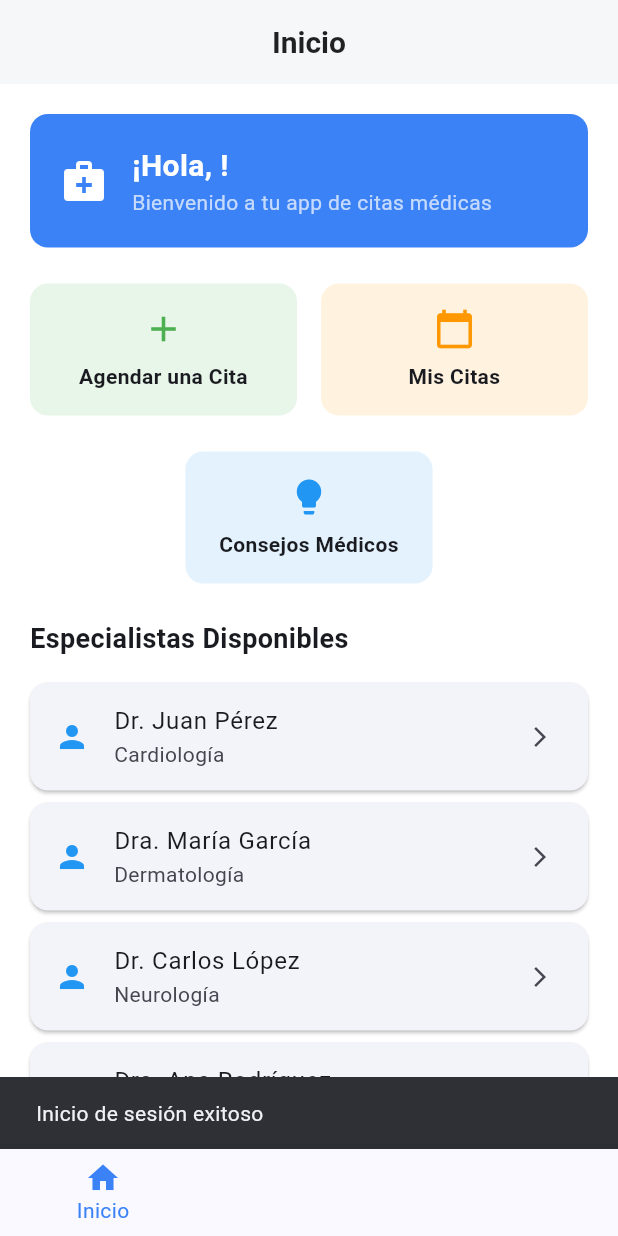
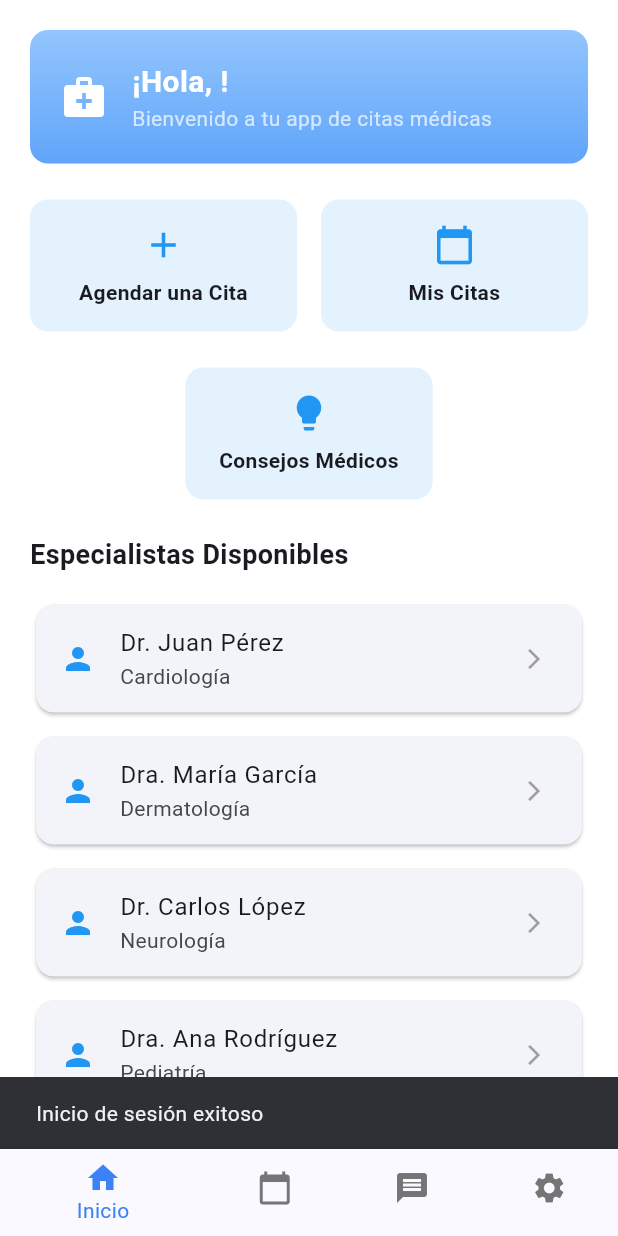
Before and after one commit to BettaLR/Doctor-appointment-app, a Flutter app: the screen it shows once a user with an empty profile is signed in, on a phone screen of 412 x 824 dp. Run offline on Flutter 3.47's test engine with Material 3 defaults, Android fonts, the phone set to English and light mode, and no system bars; our stand-ins replace cloud_firestore, equatable, firebase_auth, firebase_core, flutter_bloc; accounts and stored records are empty; Roboto replaces fonts that are missing (Poppins).

Commit message:
Improvements in design

```diff
--- a/lib/main.dart
+++ b/lib/main.dart
@@ -80,8 +80,10 @@ class MyApp extends StatelessWidget {
             ),
           ),
         ),
+        initialRoute: '/login',
         routes: {
           '/login': (context) => const LoginPage(),
+          '/home': (context) => const NavigationScreen(),
           '/register': (context) => const RegisterScreen(),
           '/appointments': (context) => const AppointmentsScreen(),
           '/new_appointment': (context) => const NewAppointmentScreen(),
@@ -93,15 +95,6 @@ class MyApp extends StatelessWidget {
           '/privacy': (context) => const PrivacyScreen(),
           '/about': (context) => const AboutScreen(),
         },
-        home: BlocBuilder<AuthBloc, AuthState>(
-          builder: (context, state) {
-            if (state is AuthAuthenticated) {
-              return const NavigationScreen();
-            } else {
-              return const LoginPage();
-            }
-          },
-        ),
       ),
     );
   }
--- a/lib/screens/appointments_screen.dart
+++ b/lib/screens/appointments_screen.dart
@@ -52,9 +52,12 @@ class AppointmentsScreen extends StatelessWidget {
             itemCount: appointments.length,
             itemBuilder: (context, index) {
               final appointment = appointments[index];
-              return ListTile(
+              return Card(
+                margin: const EdgeInsets.symmetric(horizontal: 16, vertical: 8),
+                child: ListTile(
                   title: Text(
                     '${appointment.doctorName} - ${appointment.specialty}',
+                    style: const TextStyle(fontWeight: FontWeight.bold),
                   ),
                   subtitle: Column(
                     crossAxisAlignment: CrossAxisAlignment.start,
@@ -91,7 +94,8 @@ class AppointmentsScreen extends StatelessWidget {
                               ),
                               actions: [
                                 TextButton(
-                                onPressed: () => Navigator.pop(context, false),
+                                  onPressed: () =>
+                                      Navigator.pop(context, false),
                                   child: const Text('Cancelar'),
                                 ),
                                 TextButton(
@@ -114,6 +118,7 @@ class AppointmentsScreen extends StatelessWidget {
                       ),
                     ],
                   ),
+                ),
               );
             },
           );
--- a/lib/screens/home_screen.dart
+++ b/lib/screens/home_screen.dart
@@ -17,14 +17,35 @@ class HomePage extends StatefulWidget {
   State<HomePage> createState() => _HomePageState();
 }
 
-class _HomePageState extends State<HomePage> {
+class _HomePageState extends State<HomePage>
+    with SingleTickerProviderStateMixin {
   String? _userName;
+  bool _isHoveringNewAppointment = false;
+  bool _isHoveringMyAppointments = false;
+  bool _isHoveringMedicalTips = false;
+  int? _hoveredDoctorIndex;
+  late AnimationController _animationController;
+  late Animation<double> _fadeAnimation;
 
   @override
   void initState() {
     super.initState();
+    _animationController = AnimationController(
+      duration: const Duration(milliseconds: 1000),
+      vsync: this,
+    );
+    _fadeAnimation = Tween<double>(begin: 0.0, end: 1.0).animate(
+      CurvedAnimation(parent: _animationController, curve: Curves.easeIn),
+    );
+    _animationController.forward();
     _loadUserName();
     _doctorsStream = DatabaseService().getDoctors();
+  }
+
+  @override
+  void dispose() {
+    _animationController.dispose();
+    super.dispose();
   }
 
   Future<void> _loadUserName() async {
@@ -59,13 +80,9 @@ class _HomePageState extends State<HomePage> {
       },
       child: Scaffold(
         backgroundColor: Colors.white,
-        appBar: AppBar(
-          title: const Text("Inicio"),
-          backgroundColor: Colors.white,
-          elevation: 1,
-          foregroundColor: Colors.black87,
-        ),
-        body: SingleChildScrollView(
+        body: FadeTransition(
+          opacity: _fadeAnimation,
+          child: SingleChildScrollView(
             padding: const EdgeInsets.all(20.0),
             child: Column(
               crossAxisAlignment: CrossAxisAlignment.start,
@@ -75,7 +92,11 @@ class _HomePageState extends State<HomePage> {
                   width: double.infinity,
                   padding: const EdgeInsets.all(20),
                   decoration: BoxDecoration(
-                  color: const Color(0xFF3B82F6),
+                    gradient: const LinearGradient(
+                      colors: [Color(0xFF93C5FD), Color(0xFF60A5FA)],
+                      begin: Alignment.topCenter,
+                      end: Alignment.bottomCenter,
+                    ),
                     borderRadius: BorderRadius.circular(12),
                   ),
                   child: Row(
@@ -117,19 +138,36 @@ class _HomePageState extends State<HomePage> {
                 Row(
                 children: [
                   Expanded(
-                    child: GestureDetector(
+                    child: MouseRegion(
+                      onEnter: (_) =>
+                          setState(() => _isHoveringNewAppointment = true),
+                      onExit: (_) =>
+                          setState(() => _isHoveringNewAppointment = false),
+                      child: InkWell(
                         onTap: () {
                           Navigator.pushNamed(context, '/new_appointment');
                         },
-                      child: Container(
+                        child: AnimatedContainer(
+                          duration: const Duration(milliseconds: 200),
                           padding: const EdgeInsets.all(16),
                           decoration: BoxDecoration(
-                          color: Colors.green[50],
+                            color: _isHoveringNewAppointment
+                                ? Colors.blue[100]
+                                : Colors.blue[50],
                             borderRadius: BorderRadius.circular(12),
+                            boxShadow: _isHoveringNewAppointment
+                                ? [
+                                    const BoxShadow(
+                                      color: Colors.blue,
+                                      blurRadius: 8,
+                                      spreadRadius: 1,
+                                    ),
+                                  ]
+                                : [],
                           ),
                           child: const Column(
                             children: [
-                            Icon(Icons.add, color: Colors.green, size: 28),
+                              Icon(Icons.add, color: Colors.blue, size: 28),
                               SizedBox(height: 8),
                               Text(
                                 "Agendar una Cita",
@@ -144,23 +182,41 @@ class _HomePageState extends State<HomePage> {
                         ),
                       ),
                     ),
+                  ),
                   const SizedBox(width: 16),
                   Expanded(
-                    child: GestureDetector(
+                    child: MouseRegion(
+                      onEnter: (_) =>
+                          setState(() => _isHoveringMyAppointments = true),
+                      onExit: (_) =>
+                          setState(() => _isHoveringMyAppointments = false),
+                      child: InkWell(
                         onTap: () {
                           Navigator.pushNamed(context, '/appointments');
                         },
-                      child: Container(
+                        child: AnimatedContainer(
+                          duration: const Duration(milliseconds: 200),
                           padding: const EdgeInsets.all(16),
                           decoration: BoxDecoration(
-                          color: Colors.orange[50],
+                            color: _isHoveringMyAppointments
+                                ? Colors.blue[100]
+                                : Colors.blue[50],
                             borderRadius: BorderRadius.circular(12),
+                            boxShadow: _isHoveringMyAppointments
+                                ? [
+                                    const BoxShadow(
+                                      color: Colors.blue,
+                                      blurRadius: 8,
+                                      spreadRadius: 1,
+                                    ),
+                                  ]
+                                : [],
                           ),
                           child: const Column(
                             children: [
                               Icon(
                                 Icons.calendar_today,
-                              color: Colors.orange,
+                                color: Colors.blue,
                                 size: 28,
                               ),
                               SizedBox(height: 8),
@@ -177,22 +233,38 @@ class _HomePageState extends State<HomePage> {
                         ),
                       ),
                     ),
+                  ),
                 ],
               ),
               const SizedBox(height: 24),
               Center(
-                child: GestureDetector(
+                child: MouseRegion(
+                  onEnter: (_) => setState(() => _isHoveringMedicalTips = true),
+                  onExit: (_) => setState(() => _isHoveringMedicalTips = false),
+                  child: InkWell(
                     onTap: () {
                       Navigator.pushNamed(context, '/medical_tips');
                     },
-                  child: Container(
+                    child: AnimatedContainer(
+                      duration: const Duration(milliseconds: 200),
                       width:
                           MediaQuery.of(context).size.width *
                           0.4, // 40% of screen width
                       padding: const EdgeInsets.all(16),
                       decoration: BoxDecoration(
-                      color: Colors.blue[50],
+                        color: _isHoveringMedicalTips
+                            ? Colors.blue[100]
+                            : Colors.blue[50],
                         borderRadius: BorderRadius.circular(12),
+                        boxShadow: _isHoveringMedicalTips
+                            ? [
+                                const BoxShadow(
+                                  color: Colors.blue,
+                                  blurRadius: 8,
+                                  spreadRadius: 1,
+                                ),
+                              ]
+                            : [],
                       ),
                       child: const Column(
                         children: [
@@ -207,6 +279,7 @@ class _HomePageState extends State<HomePage> {
                             textAlign: TextAlign.center,
                           ),
                         ],
+                      ),
                     ),
                   ),
                 ),
@@ -239,15 +312,45 @@ class _HomePageState extends State<HomePage> {
                     itemCount: doctors.length,
                     itemBuilder: (context, index) {
                       final doctor = doctors[index];
-                      return Card(
+                      final isHovered = _hoveredDoctorIndex == index;
+                      return MouseRegion(
+                        onEnter: (_) =>
+                            setState(() => _hoveredDoctorIndex = index),
+                        onExit: (_) =>
+                            setState(() => _hoveredDoctorIndex = null),
+                        child: AnimatedContainer(
+                          duration: const Duration(milliseconds: 200),
                           margin: const EdgeInsets.only(bottom: 8),
+                          decoration: BoxDecoration(
+                            borderRadius: BorderRadius.circular(8),
+                            boxShadow: isHovered
+                                ? [
+                                    const BoxShadow(
+                                      color: Colors.blue,
+                                      blurRadius: 8,
+                                      spreadRadius: 1,
+                                      offset: Offset(0, 2),
+                                    ),
+                                  ]
+                                : [],
+                          ),
+                          child: Card(
+                            elevation: isHovered ? 2 : 1,
                             child: ListTile(
-                          leading: const Icon(Icons.person, color: Colors.blue),
+                              leading: Icon(
+                                Icons.person,
+                                color: isHovered
+                                    ? Colors.blue[800]
+                                    : Colors.blue,
+                              ),
                               title: Text(doctor.name),
                               subtitle: Text(doctor.specialty),
-                          trailing: const Icon(
+                              trailing: Icon(
                                 Icons.arrow_forward_ios,
                                 size: 16,
+                                color: isHovered
+                                    ? Colors.blue[800]
+                                    : Colors.grey,
                               ),
                               onTap: () {
                                 Navigator.push(
@@ -262,6 +365,8 @@ class _HomePageState extends State<HomePage> {
                                 );
                               },
                             ),
+                          ),
+                        ),
                       );
                     },
                   );
@@ -271,6 +376,6 @@ class _HomePageState extends State<HomePage> {
           ),
         ),
       ),
-    );
+    ));
   }
 }
--- a/lib/screens/login_screen.dart
+++ b/lib/screens/login_screen.dart
@@ -26,7 +26,7 @@ class _LoginPageState extends State<LoginPage> {
             ScaffoldMessenger.of(context).showSnackBar(
               const SnackBar(content: Text("Inicio de sesión exitoso")),
             );
-            // Navigation is handled by BlocBuilder in main.dart
+            Navigator.pushReplacementNamed(context, '/home');
           } else if (state is AuthError) {
             ScaffoldMessenger.of(
               context,
--- a/lib/screens/messages_screen.dart
+++ b/lib/screens/messages_screen.dart
@@ -12,7 +12,7 @@ class MessagesScreen extends StatelessWidget {
         elevation: 1,
         foregroundColor: Colors.black87,
       ),
-      body: const Center(child: Text('Mensajes - Placeholder')),
+      body: const Center(child: Text('Mensajes - Proximamente ...')),
     );
   }
 }
--- a/lib/screens/navigation_screen.dart
+++ b/lib/screens/navigation_screen.dart
@@ -49,6 +49,7 @@ class _NavigationScreenState extends State<NavigationScreen> {
         ],
         currentIndex: _selectedIndex,
         selectedItemColor: const Color(0xFF3B82F6),
+        unselectedItemColor: Colors.grey[600],
         onTap: _onItemTapped,
       ),
     );
--- a/lib/screens/register_screen.dart
+++ b/lib/screens/register_screen.dart
@@ -39,7 +39,7 @@ class _RegisterScreenState extends State<RegisterScreen> {
             ScaffoldMessenger.of(context).showSnackBar(
               const SnackBar(content: Text("Cuenta creada exitosamente")),
             );
-            // Navigation is handled by BlocBuilder in main.dart
+            Navigator.pushReplacementNamed(context, '/home');
           } else if (state is AuthError) {
             ScaffoldMessenger.of(
               context,
```
Lines whose indentation alone changed are shown as unchanged.
